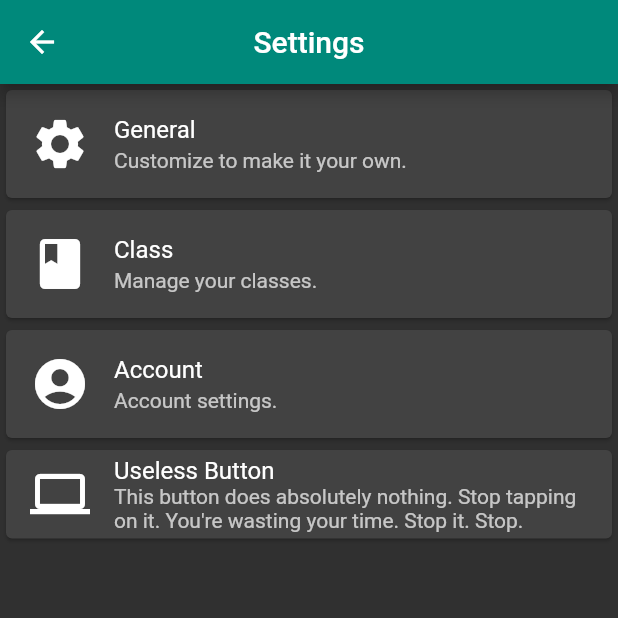
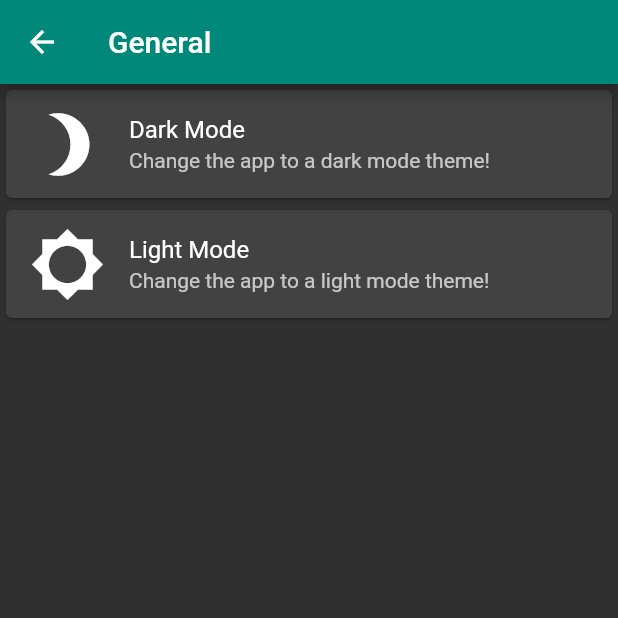
Before and after one commit to yenuGH/gatorblocks_rbt, a Flutter app: the Settings screen opened directly, after a tap on "General", on a phone screen of 412 x 824 dp, the top half of it. Run offline on Flutter 3.47's test engine with Material 2 defaults, Android fonts, the phone set to English and light mode, and no system bars; our stand-ins replace sqflite, table_calendar, webview_flutter; accounts and stored records are empty.

Commit message:
added in a general settings page for theme switching (light and dark), bug fixing for colours, etc

```diff
--- a/lib/main.dart
+++ b/lib/main.dart
@@ -1,21 +1,35 @@
 import 'package:flutter/material.dart';
 import 'package:gatorblocks_rbt/pages/home.dart';
-//import 'package:gatorblocks_rbt/pages/classes.dart';
-//import 'package:gatorblocks_rbt/pages/settings.dart';
-//import 'package:gatorblocks_rbt/pages/taskPlanner.dart';
+import 'package:gatorblocks_rbt/utils/themeChanger.dart';
+import 'package:provider/provider.dart';
 
 void main() => runApp(GatorBlocks());
 
 class GatorBlocks extends StatelessWidget {
   @override
   Widget build(BuildContext context) {
+    return ChangeNotifierProvider<ThemeChanger> (
+      create: (_) => ThemeChanger(ThemeData.dark()),
+      //create: (BuildContext context) {},
+      child: MaterialAppWithTheme(),
+    );
+  }
+}
+
+class MaterialAppWithTheme extends StatelessWidget {
+  @override
+  Widget build(BuildContext context) {
+
+      final theme = Provider.of<ThemeChanger>(context);
+
     return MaterialApp(
       title: 'GatorBlocks',
       debugShowCheckedModeBanner: false,
-      theme: ThemeData(
+      theme: theme.getTheme(),
+       /* ThemeData(
         primarySwatch: Colors.green,
         brightness: Brightness.dark,
-      ),
+      ), */
       home: Home(),
       routes: <String, WidgetBuilder>{
         //'/classesPage': (BuildContext context) => ClassesPage(),
--- a/lib/pages/classes.dart
+++ b/lib/pages/classes.dart
@@ -10,11 +10,14 @@ class Classes extends StatelessWidget{
   final block7 = TextEditingController();
   final block8 = TextEditingController();
 
+  // i want to lick your toes
+
   @override
   Widget build(BuildContext context) {
     return Scaffold(
       appBar: AppBar(
         title: Text('Classes'),
+        backgroundColor: Colors.teal[600],
       ),
       body: ListView(
         children: <Widget>[
--- a/lib/pages/contactDirectory.dart
+++ b/lib/pages/contactDirectory.dart
@@ -18,6 +18,7 @@ class _ContactDirectoryState extends State<ContactDirectory> {
       appBar: AppBar(
         title: Text("Staff Contact Directory"),
         centerTitle: true,
+        backgroundColor: Colors.teal[600],
       ),
       body: WebView(
         initialUrl: "http://wgss.ca/staff-connection/staff-directory-sites/",
@@ -36,6 +37,7 @@ class _ContactDirectoryState extends State<ContactDirectory> {
                 onPressed: () {
                   controller.data.goBack();
                 },
+                backgroundColor: Colors.green,
             );
           }
           return Container();
--- /dev/null
+++ b/lib/pages/general.dart
@@ -0,0 +1,41 @@
+import 'package:flutter/material.dart';
+import 'package:gatorblocks_rbt/utils/themeChanger.dart';
+import 'package:provider/provider.dart';
+
+class GeneralSettings extends StatelessWidget {
+  @override
+  Widget build(BuildContext context) {
+    ThemeChanger _themeChanger = Provider.of<ThemeChanger>(context);
+
+    return new Scaffold(
+      appBar: AppBar(
+        title: Text('General'),
+        backgroundColor: Colors.teal[600],
+      ),
+      body: ListView(
+        children: <Widget>[
+          Card(
+            child: ListTile(
+              leading: Icon(Icons.brightness_3, size: 50.0),
+              title: Text("Dark Mode"),
+              subtitle: Text("Change the app to a dark mode theme!"),
+              onTap: () {
+                _themeChanger.setTheme(ThemeData.dark());
+              },
+            )
+          ),
+          Card(
+            child: ListTile(
+              leading: Icon(Icons.brightness_5, size: 50.0),
+              title: Text("Light Mode"),
+              subtitle: Text("Change the app to a light mode theme!"),
+              onTap: () {
+                _themeChanger.setTheme(ThemeData.light());
+              },
+            )
+          ),
+        ],
+      )
+    );
+  }
+}
--- a/lib/pages/home.dart
+++ b/lib/pages/home.dart
@@ -36,7 +36,7 @@ class _HomeState extends State<Home> {
 
   @override
   Widget build(BuildContext context) {
-        return Scaffold(
+    return Scaffold(
       backgroundColor: Color(hexColour('#06894B')),
       appBar: AppBar(
         centerTitle: true,
@@ -45,6 +45,7 @@ class _HomeState extends State<Home> {
                 fontWeight: FontWeight.bold
             )
         ),
+        backgroundColor: Colors.green,
         elevation: 0.0,
       ),
       body: SingleChildScrollView(
--- a/lib/pages/schoolWebsite.dart
+++ b/lib/pages/schoolWebsite.dart
@@ -22,6 +22,7 @@ class _SchoolWebsiteState extends State<SchoolWebsite> {
       appBar: AppBar(
         title: Text("School Website"),
         centerTitle: true,
+        backgroundColor: Colors.teal[600],
       ),
       body: WebView(
         initialUrl: "https://www.wgss.ca",
@@ -39,6 +40,7 @@ class _SchoolWebsiteState extends State<SchoolWebsite> {
                 onPressed: () {
                   controller.data.goBack();
                 },
+                backgroundColor: Colors.green,
             );
           }
           return Container();
--- a/lib/pages/settings.dart
+++ b/lib/pages/settings.dart
@@ -1,6 +1,7 @@
 import 'package:flutter/material.dart';
 //import 'package:gatorblocks_rbt/models/settingsModel.dart';
 import 'package:gatorblocks_rbt/pages/classes.dart';
+import 'package:gatorblocks_rbt/pages/general.dart';
 
 
 class Settings extends StatelessWidget {
@@ -24,14 +25,16 @@ class Settings extends StatelessWidget {
               leading: Icon(Icons.settings, size: 40.0),
               title: Text("General"),
               subtitle: Text("Customize to make it your own."),
-              onTap: () {},
+              onTap: () {
+                Navigator.push(context, MaterialPageRoute(builder: (context) => GeneralSettings()));
+              },
               )
             ),
             Card(
               child:
               ListTile(
                 leading: Icon(Icons.class_, size: 40.0),
-                title: Text("Class"),
+                title: Text("Classes"),
                 subtitle: Text("Manage your classes."),
                 onTap: () {
                   Navigator.push(context, MaterialPageRoute(builder: (context) => Classes()));
--- /dev/null
+++ b/lib/utils/themeChanger.dart
@@ -0,0 +1,19 @@
+import 'package:flutter/material.dart';
+
+
+class ThemeChanger with ChangeNotifier{
+
+  ThemeData _themeData;
+
+
+  ThemeChanger(this._themeData);
+
+  getTheme() => _themeData;
+
+  setTheme (ThemeData theme) {
+    _themeData = theme;
+
+    notifyListeners();
+  }
+
+}
--- a/pubspec.yaml
+++ b/pubspec.yaml
@@ -23,6 +23,7 @@ dependencies:
   url_launcher: ^5.4.1
   flutter_bloc: ^4.0.0
   webview_flutter:
+  provider:
 
 
   #Below are some dependencies for a ToDo application list - databasing, date formatting, etc
```
Also changed, not shown: lib/pages/taskPlanner.dart (+19 -6 lines), pubspec.lock.
